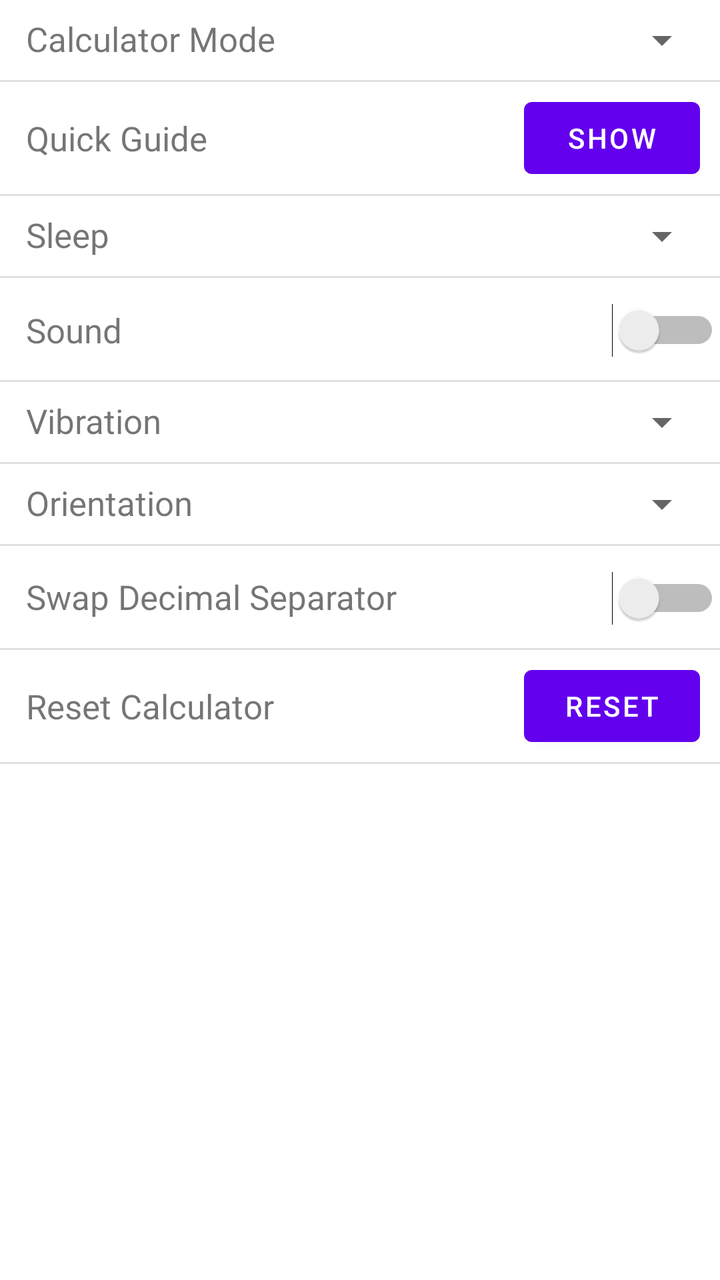
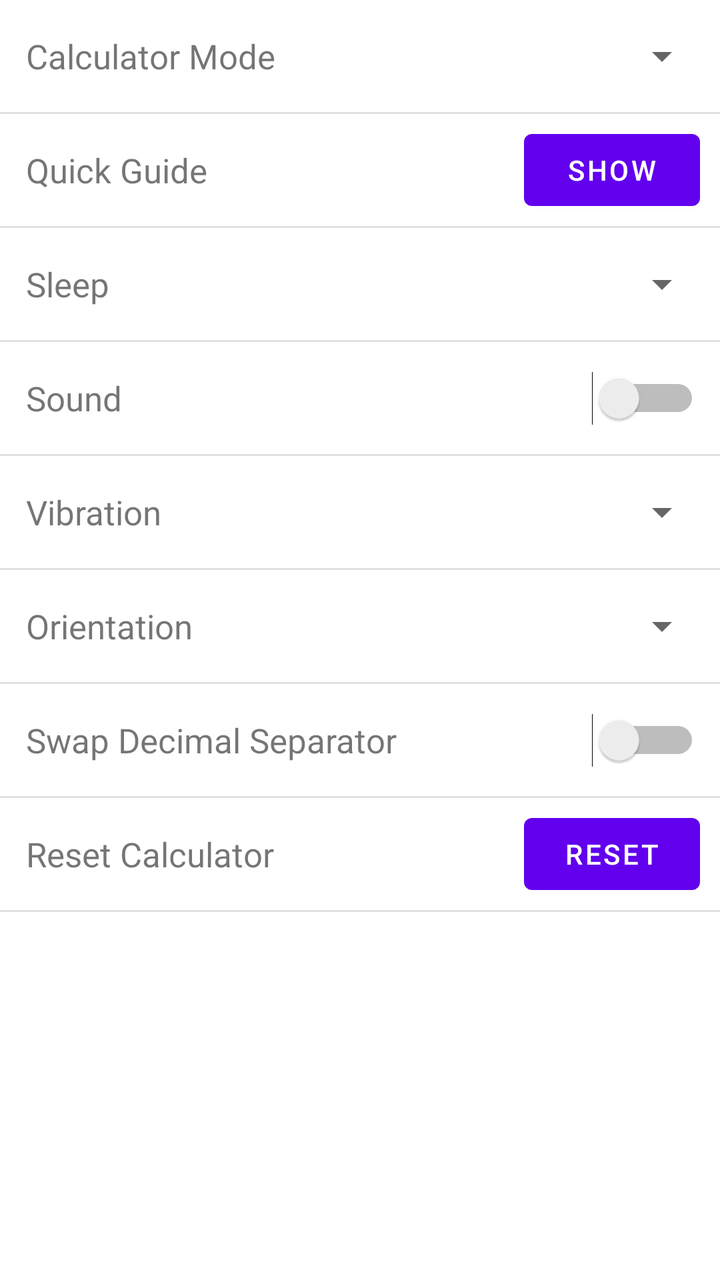

An Android layout rendered at two revisions. The XML below is the earlier revision; the diff shows what the commit changed to produce the second picture.
<!-- AndroidManifest.xml: fallback theme Theme.MaterialComponents.DayNight.NoActionBar -->
<!-- res/layout/settings_dlg.xml -->
<?xml version="1.0" encoding="utf-8"?>
<ScrollView android:layout_width="match_parent" android:layout_height="match_parent"
  xmlns:android="http://schemas.android.com/apk/res/android">
    <LinearLayout android:orientation="vertical" android:id="@id/SettingsOptions" android:layout_width="match_parent" android:layout_height="wrap_content">
        <LinearLayout android:id="@id/LinearLayoutMode" android:layout_width="match_parent" android:layout_height="wrap_content">
            <TextView android:textSize="17.0sp" android:id="@id/TextViewMode" android:paddingLeft="3.0dp" android:layout_width="0.0dp" android:layout_height="wrap_content" android:layout_marginLeft="10.0dp" android:layout_marginTop="8.0dp" android:layout_marginBottom="8.0dp" android:text="@string/Calculator_Mode" android:width="150.0dp" android:layout_weight="1.0" />
            <Spinner android:id="@id/modeSpinner" android:layout_width="wrap_content" android:layout_height="wrap_content" android:layout_marginTop="8.0dp" android:layout_marginRight="5.0dp" android:layout_marginBottom="8.0dp" android:height="50.0dp" android:width="175.0dp" />
        </LinearLayout>
        <View android:background="?android:listDivider" android:layout_width="match_parent" android:layout_height="wrap_content" />
        <LinearLayout android:gravity="center_vertical" android:id="@id/LinearLayoutQuickGuide" android:layout_width="match_parent" android:layout_height="wrap_content">
            <TextView android:textSize="17.0sp" android:layout_gravity="left|center" android:id="@id/Quick_Guide_TextView" android:paddingLeft="3.0dp" android:layout_width="0.0dp" android:layout_height="wrap_content" android:layout_marginLeft="10.0dp" android:layout_marginTop="8.0dp" android:layout_marginBottom="8.0dp" android:text="@string/Quick_Guide" android:layout_weight="1.0" />
            <Button android:id="@id/quickGuideButton" android:layout_width="wrap_content" android:layout_height="wrap_content" android:layout_marginTop="4.0dp" android:layout_marginRight="10.0dp" android:layout_marginBottom="4.0dp" android:text="@string/Show" />
        </LinearLayout>
        <View android:background="?android:listDivider" android:layout_width="match_parent" android:layout_height="wrap_content" />
        <LinearLayout android:id="@id/LinearLayout066" android:layout_width="match_parent" android:layout_height="wrap_content">
            <TextView android:textSize="17.0sp" android:id="@id/TextView6" android:paddingLeft="3.0dp" android:layout_width="0.0dp" android:layout_height="wrap_content" android:layout_marginLeft="10.0dp" android:layout_marginTop="8.0dp" android:layout_marginBottom="8.0dp" android:text="@string/Sleep" android:width="150.0dp" android:layout_weight="1.0" />
            <Spinner android:id="@id/spinner1" android:layout_width="wrap_content" android:layout_height="wrap_content" android:layout_marginTop="8.0dp" android:layout_marginRight="5.0dp" android:layout_marginBottom="8.0dp" android:height="50.0dp" android:width="150.0dp" />
        </LinearLayout>
        <View android:background="?android:listDivider" android:layout_width="match_parent" android:layout_height="wrap_content" />
        <LinearLayout android:orientation="horizontal" android:id="@id/LinearLayout00" android:layout_width="match_parent" android:layout_height="wrap_content">
            <TextView android:textSize="17.0sp" android:id="@id/TextView0" android:paddingLeft="3.0dp" android:layout_width="0.0dp" android:layout_height="wrap_content" android:layout_marginLeft="10.0dp" android:text="@string/Sound" android:width="150.0dp" android:layout_weight="1.0" />
            <Switch android:textSize="20.0sp" android:id="@id/mySound" android:layout_width="wrap_content" android:layout_height="wrap_content" android:layout_marginLeft="48.0dp" android:layout_marginTop="1.0dp" android:height="50.0dp" android:switchMinWidth="50.0sp" android:switchPadding="50.0sp" />
        </LinearLayout>
        <View android:background="?android:listDivider" android:layout_width="match_parent" android:layout_height="wrap_content" />
        <LinearLayout android:id="@id/LinearLayout033" android:layout_width="match_parent" android:layout_height="wrap_content">
            <TextView android:textSize="17.0sp" android:id="@id/TextView01" android:paddingLeft="3.0dp" android:layout_width="0.0dp" android:layout_height="wrap_content" android:layout_marginLeft="10.0dp" android:layout_marginTop="8.0dp" android:layout_marginBottom="8.0dp" android:text="@string/Vibration" android:width="150.0dp" android:layout_weight="1.0" />
            <Spinner android:id="@id/myVibration" android:layout_width="wrap_content" android:layout_height="wrap_content" android:layout_marginTop="8.0dp" android:layout_marginRight="5.0dp" android:layout_marginBottom="8.0dp" android:height="50.0dp" android:width="150.0dp" />
        </LinearLayout>
        <View android:background="?android:listDivider" android:layout_width="match_parent" android:layout_height="wrap_content" />
        <LinearLayout android:id="@id/LinearLayout044" android:layout_width="match_parent" android:layout_height="wrap_content">
            <TextView android:textSize="17.0sp" android:id="@id/TextView03" android:paddingLeft="3.0dp" android:layout_width="0.0dp" android:layout_height="wrap_content" android:layout_marginLeft="10.0dp" android:layout_marginTop="8.0dp" android:layout_marginBottom="8.0dp" android:text="@string/Lock_Current_View" android:width="150.0dp" android:layout_weight="1.0" />
            <Spinner android:id="@id/myCurrentView" android:layout_width="wrap_content" android:layout_height="wrap_content" android:layout_marginTop="8.0dp" android:layout_marginRight="5.0dp" android:layout_marginBottom="8.0dp" android:height="50.0dp" android:width="175.0dp" />
        </LinearLayout>
        <View android:background="?android:listDivider" android:layout_width="match_parent" android:layout_height="wrap_content" />
        <LinearLayout android:id="@id/LinearLayout055" android:layout_width="match_parent" android:layout_height="wrap_content">
            <TextView android:textSize="17.0sp" android:layout_gravity="left|center" android:id="@id/Swap_Decimal_Separator_TextView" android:paddingLeft="3.0dp" android:layout_width="0.0dp" android:layout_height="wrap_content" android:layout_marginLeft="10.0dp" android:text="@string/Swap_Decimal_Separator" android:layout_weight="1.0" />
            <Switch android:textSize="20.0sp" android:id="@id/DecimalSwap" android:layout_width="wrap_content" android:layout_height="wrap_content" android:layout_marginLeft="48.0dp" android:layout_marginTop="1.0dp" android:height="50.0dp" android:switchMinWidth="50.0sp" android:switchPadding="50.0sp" />
        </LinearLayout>
        <View android:background="?android:listDivider" android:layout_width="match_parent" android:layout_height="wrap_content" />
        <LinearLayout android:gravity="center_vertical" android:id="@id/LinearLayoutReset" android:layout_width="match_parent" android:layout_height="wrap_content">
            <TextView android:textSize="17.0sp" android:layout_gravity="left|center" android:id="@id/Reset_TextView" android:paddingLeft="3.0dp" android:layout_width="0.0dp" android:layout_height="wrap_content" android:layout_marginLeft="10.0dp" android:layout_marginTop="8.0dp" android:layout_marginBottom="8.0dp" android:text="@string/Reset_Calculator" android:layout_weight="1.0" />
            <Button android:id="@id/resetButton" android:layout_width="wrap_content" android:layout_height="wrap_content" android:layout_marginTop="4.0dp" android:layout_marginRight="10.0dp" android:layout_marginBottom="4.0dp" android:text="@string/Reset" />
        </LinearLayout>
        <View android:background="?android:listDivider" android:layout_width="match_parent" android:layout_height="wrap_content" />
    </LinearLayout>
</ScrollView>
<!-- resources referenced by this layout -->
<resources>
  <string name="Calculator_Mode">Calculator Mode</string>
  <string name="Lock_Current_View">Orientation</string>
  <string name="Quick_Guide">Quick Guide</string>
  <string name="Reset">Reset</string>
  <string name="Reset_Calculator">Reset Calculator</string>
  <string name="Show">Show</string>
  <string name="Sleep">Sleep</string>
  <string name="Sound">Sound</string>
  <string name="Swap_Decimal_Separator">Swap Decimal Separator</string>
  <string name="Vibration">Vibration</string>
</resources>

<!-- the commit's change to res/layout/settings_dlg.xml (unified diff, before → after) -->
@@ -2,43 +2,43 @@
 <ScrollView android:layout_width="match_parent" android:layout_height="match_parent"
   xmlns:android="http://schemas.android.com/apk/res/android">
     <LinearLayout android:orientation="vertical" android:id="@id/SettingsOptions" android:layout_width="match_parent" android:layout_height="wrap_content">
-        <LinearLayout android:id="@id/LinearLayoutMode" android:layout_width="match_parent" android:layout_height="wrap_content">
-            <TextView android:textSize="17.0sp" android:id="@id/TextViewMode" android:paddingLeft="3.0dp" android:layout_width="0.0dp" android:layout_height="wrap_content" android:layout_marginLeft="10.0dp" android:layout_marginTop="8.0dp" android:layout_marginBottom="8.0dp" android:text="@string/Calculator_Mode" android:width="150.0dp" android:layout_weight="1.0" />
-            <Spinner android:id="@id/modeSpinner" android:layout_width="wrap_content" android:layout_height="wrap_content" android:layout_marginTop="8.0dp" android:layout_marginRight="5.0dp" android:layout_marginBottom="8.0dp" android:height="50.0dp" android:width="175.0dp" />
+        <LinearLayout android:gravity="center_vertical" android:id="@id/LinearLayoutMode" android:layout_width="match_parent" android:layout_height="wrap_content" android:minHeight="56.0dp">
+            <TextView android:textSize="17.0sp" android:layout_gravity="left|center_vertical" android:id="@id/TextViewMode" android:paddingLeft="3.0dp" android:layout_width="0.0dp" android:layout_height="wrap_content" android:layout_marginLeft="10.0dp" android:layout_marginTop="8.0dp" android:layout_marginBottom="8.0dp" android:text="@string/Calculator_Mode" android:layout_weight="1.0" />
+            <Spinner android:gravity="right|center_vertical" android:id="@id/modeSpinner" android:layout_width="wrap_content" android:layout_height="wrap_content" android:layout_marginTop="4.0dp" android:layout_marginRight="5.0dp" android:layout_marginBottom="4.0dp" android:minHeight="48.0dp" />
         </LinearLayout>
         <View android:background="?android:listDivider" android:layout_width="match_parent" android:layout_height="wrap_content" />
-        <LinearLayout android:gravity="center_vertical" android:id="@id/LinearLayoutQuickGuide" android:layout_width="match_parent" android:layout_height="wrap_content">
-            <TextView android:textSize="17.0sp" android:layout_gravity="left|center" android:id="@id/Quick_Guide_TextView" android:paddingLeft="3.0dp" android:layout_width="0.0dp" android:layout_height="wrap_content" android:layout_marginLeft="10.0dp" android:layout_marginTop="8.0dp" android:layout_marginBottom="8.0dp" android:text="@string/Quick_Guide" android:layout_weight="1.0" />
+        <LinearLayout android:gravity="center_vertical" android:id="@id/LinearLayoutQuickGuide" android:layout_width="match_parent" android:layout_height="wrap_content" android:minHeight="56.0dp">
+            <TextView android:textSize="17.0sp" android:layout_gravity="left|center_vertical" android:id="@id/Quick_Guide_TextView" android:paddingLeft="3.0dp" android:layout_width="0.0dp" android:layout_height="wrap_content" android:layout_marginLeft="10.0dp" android:layout_marginTop="8.0dp" android:layout_marginBottom="8.0dp" android:text="@string/Quick_Guide" android:layout_weight="1.0" />
             <Button android:id="@id/quickGuideButton" android:layout_width="wrap_content" android:layout_height="wrap_content" android:layout_marginTop="4.0dp" android:layout_marginRight="10.0dp" android:layout_marginBottom="4.0dp" android:text="@string/Show" />
         </LinearLayout>
         <View android:background="?android:listDivider" android:layout_width="match_parent" android:layout_height="wrap_content" />
-        <LinearLayout android:id="@id/LinearLayout066" android:layout_width="match_parent" android:layout_height="wrap_content">
-            <TextView android:textSize="17.0sp" android:id="@id/TextView6" android:paddingLeft="3.0dp" android:layout_width="0.0dp" android:layout_height="wrap_content" android:layout_marginLeft="10.0dp" android:layout_marginTop="8.0dp" android:layout_marginBottom="8.0dp" android:text="@string/Sleep" android:width="150.0dp" android:layout_weight="1.0" />
-            <Spinner android:id="@id/spinner1" android:layout_width="wrap_content" android:layout_height="wrap_content" android:layout_marginTop="8.0dp" android:layout_marginRight="5.0dp" android:layout_marginBottom="8.0dp" android:height="50.0dp" android:width="150.0dp" />
+        <LinearLayout android:gravity="center_vertical" android:id="@id/LinearLayout066" android:layout_width="match_parent" android:layout_height="wrap_content" android:minHeight="56.0dp">
+            <TextView android:textSize="17.0sp" android:layout_gravity="left|center_vertical" android:id="@id/TextView6" android:paddingLeft="3.0dp" android:layout_width="0.0dp" android:layout_height="wrap_content" android:layout_marginLeft="10.0dp" android:layout_marginTop="8.0dp" android:layout_marginBottom="8.0dp" android:text="@string/Sleep" android:layout_weight="1.0" />
+            <Spinner android:gravity="right|center_vertical" android:id="@id/spinner1" android:layout_width="wrap_content" android:layout_height="wrap_content" android:layout_marginTop="4.0dp" android:layout_marginRight="5.0dp" android:layout_marginBottom="4.0dp" android:minHeight="48.0dp" />
         </LinearLayout>
         <View android:background="?android:listDivider" android:layout_width="match_parent" android:layout_height="wrap_content" />
-        <LinearLayout android:orientation="horizontal" android:id="@id/LinearLayout00" android:layout_width="match_parent" android:layout_height="wrap_content">
-            <TextView android:textSize="17.0sp" android:id="@id/TextView0" android:paddingLeft="3.0dp" android:layout_width="0.0dp" android:layout_height="wrap_content" android:layout_marginLeft="10.0dp" android:text="@string/Sound" android:width="150.0dp" android:layout_weight="1.0" />
-            <Switch android:textSize="20.0sp" android:id="@id/mySound" android:layout_width="wrap_content" android:layout_height="wrap_content" android:layout_marginLeft="48.0dp" android:layout_marginTop="1.0dp" android:height="50.0dp" android:switchMinWidth="50.0sp" android:switchPadding="50.0sp" />
+        <LinearLayout android:gravity="center_vertical" android:orientation="horizontal" android:id="@id/LinearLayout00" android:layout_width="match_parent" android:layout_height="wrap_content" android:minHeight="56.0dp">
+            <TextView android:textSize="17.0sp" android:layout_gravity="left|center_vertical" android:id="@id/TextView0" android:paddingLeft="3.0dp" android:layout_width="0.0dp" android:layout_height="wrap_content" android:layout_marginLeft="10.0dp" android:layout_marginTop="8.0dp" android:layout_marginBottom="8.0dp" android:text="@string/Sound" android:layout_weight="1.0" />
+            <Switch android:textSize="20.0sp" android:id="@id/mySound" android:layout_width="wrap_content" android:layout_height="wrap_content" android:layout_marginRight="10.0dp" android:minHeight="48.0dp" android:switchMinWidth="50.0sp" />
         </LinearLayout>
         <View android:background="?android:listDivider" android:layout_width="match_parent" android:layout_height="wrap_content" />
-        <LinearLayout android:id="@id/LinearLayout033" android:layout_width="match_parent" android:layout_height="wrap_content">
-            <TextView android:textSize="17.0sp" android:id="@id/TextView01" android:paddingLeft="3.0dp" android:layout_width="0.0dp" android:layout_height="wrap_content" android:layout_marginLeft="10.0dp" android:layout_marginTop="8.0dp" android:layout_marginBottom="8.0dp" android:text="@string/Vibration" android:width="150.0dp" android:layout_weight="1.0" />
-            <Spinner android:id="@id/myVibration" android:layout_width="wrap_content" android:layout_height="wrap_content" android:layout_marginTop="8.0dp" android:layout_marginRight="5.0dp" android:layout_marginBottom="8.0dp" android:height="50.0dp" android:width="150.0dp" />
+        <LinearLayout android:gravity="center_vertical" android:id="@id/LinearLayout033" android:layout_width="match_parent" android:layout_height="wrap_content" android:minHeight="56.0dp">
+            <TextView android:textSize="17.0sp" android:layout_gravity="left|center_vertical" android:id="@id/TextView01" android:paddingLeft="3.0dp" android:layout_width="0.0dp" android:layout_height="wrap_content" android:layout_marginLeft="10.0dp" android:layout_marginTop="8.0dp" android:layout_marginBottom="8.0dp" android:text="@string/Vibration" android:layout_weight="1.0" />
+            <Spinner android:gravity="right|center_vertical" android:id="@id/myVibration" android:layout_width="wrap_content" android:layout_height="wrap_content" android:layout_marginTop="4.0dp" android:layout_marginRight="5.0dp" android:layout_marginBottom="4.0dp" android:minHeight="48.0dp" />
         </LinearLayout>
         <View android:background="?android:listDivider" android:layout_width="match_parent" android:layout_height="wrap_content" />
-        <LinearLayout android:id="@id/LinearLayout044" android:layout_width="match_parent" android:layout_height="wrap_content">
-            <TextView android:textSize="17.0sp" android:id="@id/TextView03" android:paddingLeft="3.0dp" android:layout_width="0.0dp" android:layout_height="wrap_content" android:layout_marginLeft="10.0dp" android:layout_marginTop="8.0dp" android:layout_marginBottom="8.0dp" android:text="@string/Lock_Current_View" android:width="150.0dp" android:layout_weight="1.0" />
-            <Spinner android:id="@id/myCurrentView" android:layout_width="wrap_content" android:layout_height="wrap_content" android:layout_marginTop="8.0dp" android:layout_marginRight="5.0dp" android:layout_marginBottom="8.0dp" android:height="50.0dp" android:width="175.0dp" />
+        <LinearLayout android:gravity="center_vertical" android:id="@id/LinearLayout044" android:layout_width="match_parent" android:layout_height="wrap_content" android:minHeight="56.0dp">
+            <TextView android:textSize="17.0sp" android:layout_gravity="left|center_vertical" android:id="@id/TextView03" android:paddingLeft="3.0dp" android:layout_width="0.0dp" android:layout_height="wrap_content" android:layout_marginLeft="10.0dp" android:layout_marginTop="8.0dp" android:layout_marginBottom="8.0dp" android:text="@string/Lock_Current_View" android:layout_weight="1.0" />
+            <Spinner android:gravity="right|center_vertical" android:id="@id/myCurrentView" android:layout_width="wrap_content" android:layout_height="wrap_content" android:layout_marginTop="4.0dp" android:layout_marginRight="5.0dp" android:layout_marginBottom="4.0dp" android:minHeight="48.0dp" />
         </LinearLayout>
         <View android:background="?android:listDivider" android:layout_width="match_parent" android:layout_height="wrap_content" />
-        <LinearLayout android:id="@id/LinearLayout055" android:layout_width="match_parent" android:layout_height="wrap_content">
-            <TextView android:textSize="17.0sp" android:layout_gravity="left|center" android:id="@id/Swap_Decimal_Separator_TextView" android:paddingLeft="3.0dp" android:layout_width="0.0dp" android:layout_height="wrap_content" android:layout_marginLeft="10.0dp" android:text="@string/Swap_Decimal_Separator" android:layout_weight="1.0" />
-            <Switch android:textSize="20.0sp" android:id="@id/DecimalSwap" android:layout_width="wrap_content" android:layout_height="wrap_content" android:layout_marginLeft="48.0dp" android:layout_marginTop="1.0dp" android:height="50.0dp" android:switchMinWidth="50.0sp" android:switchPadding="50.0sp" />
+        <LinearLayout android:gravity="center_vertical" android:id="@id/LinearLayout055" android:layout_width="match_parent" android:layout_height="wrap_content" android:minHeight="56.0dp">
+            <TextView android:textSize="17.0sp" android:layout_gravity="left|center_vertical" android:id="@id/Swap_Decimal_Separator_TextView" android:paddingLeft="3.0dp" android:layout_width="0.0dp" android:layout_height="wrap_content" android:layout_marginLeft="10.0dp" android:layout_marginTop="8.0dp" android:layout_marginBottom="8.0dp" android:text="@string/Swap_Decimal_Separator" android:layout_weight="1.0" />
+            <Switch android:textSize="20.0sp" android:id="@id/DecimalSwap" android:layout_width="wrap_content" android:layout_height="wrap_content" android:layout_marginRight="10.0dp" android:minHeight="48.0dp" android:switchMinWidth="50.0sp" />
         </LinearLayout>
         <View android:background="?android:listDivider" android:layout_width="match_parent" android:layout_height="wrap_content" />
-        <LinearLayout android:gravity="center_vertical" android:id="@id/LinearLayoutReset" android:layout_width="match_parent" android:layout_height="wrap_content">
-            <TextView android:textSize="17.0sp" android:layout_gravity="left|center" android:id="@id/Reset_TextView" android:paddingLeft="3.0dp" android:layout_width="0.0dp" android:layout_height="wrap_content" android:layout_marginLeft="10.0dp" android:layout_marginTop="8.0dp" android:layout_marginBottom="8.0dp" android:text="@string/Reset_Calculator" android:layout_weight="1.0" />
+        <LinearLayout android:gravity="center_vertical" android:id="@id/LinearLayoutReset" android:layout_width="match_parent" android:layout_height="wrap_content" android:minHeight="56.0dp">
+            <TextView android:textSize="17.0sp" android:layout_gravity="left|center_vertical" android:id="@id/Reset_TextView" android:paddingLeft="3.0dp" android:layout_width="0.0dp" android:layout_height="wrap_content" android:layout_marginLeft="10.0dp" android:layout_marginTop="8.0dp" android:layout_marginBottom="8.0dp" android:text="@string/Reset_Calculator" android:layout_weight="1.0" />
             <Button android:id="@id/resetButton" android:layout_width="wrap_content" android:layout_height="wrap_content" android:layout_marginTop="4.0dp" android:layout_marginRight="10.0dp" android:layout_marginBottom="4.0dp" android:text="@string/Reset" />
         </LinearLayout>
         <View android:background="?android:listDivider" android:layout_width="match_parent" android:layout_height="wrap_content" />
